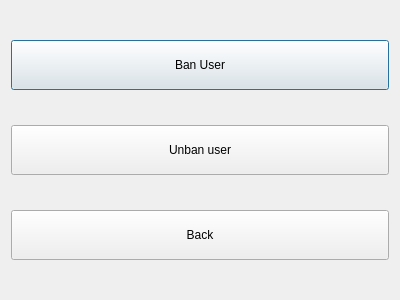
Demonim/Simargl-Study-Project, file main/UI/Admin.ui: the form before one commit.
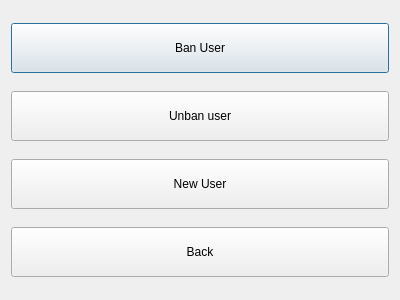
The form after the commit.

Diff of the .ui file:
```diff
--- a/main/UI/Admin.ui
+++ b/main/UI/Admin.ui
@@ -25,7 +25,7 @@
   <property name="windowTitle">
    <string>Dialog</string>
   </property>
-  <layout class="QVBoxLayout" name="verticalLayout" stretch="1,1,1">
+  <layout class="QVBoxLayout" name="verticalLayout">
    <item>
     <widget class="QPushButton" name="Ban_Button">
      <property name="minimumSize">
@@ -52,6 +52,34 @@
      </property>
     </widget>
    </item>
+   <item>
+    <widget class="QPushButton" name="NewUser">
+     <property name="sizePolicy">
+      <sizepolicy hsizetype="Expanding" vsizetype="Expanding">
+       <horstretch>0</horstretch>
+       <verstretch>0</verstretch>
+      </sizepolicy>
+     </property>
+     <property name="minimumSize">
+      <size>
+       <width>200</width>
+       <height>40</height>
+      </size>
+     </property>
+     <property name="maximumSize">
+      <size>
+       <width>400</width>
+       <height>50</height>
+      </size>
+     </property>
+     <property name="styleSheet">
+      <string notr="true"/>
+     </property>
+     <property name="text">
+      <string>New User</string>
+     </property>
+    </widget>
+   </item>
    <item>
     <widget class="QPushButton" name="Back_Button">
      <property name="minimumSize">
```
